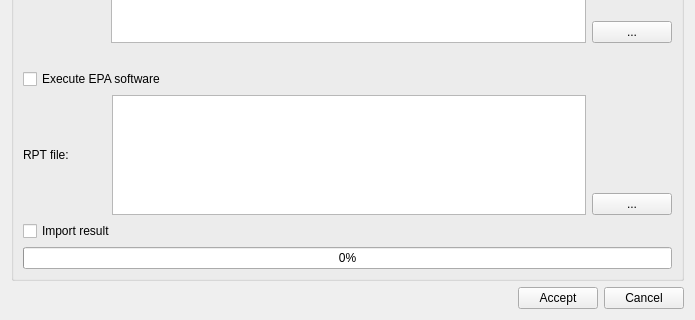
The window that ui/file_manager.ui (Giswater/giswater_qgis_plugin) describes before a commit, drawn with Qt 5; both pictures show x 0 to 695 and y 267 to 587 of the 695 by 587 pixel window.
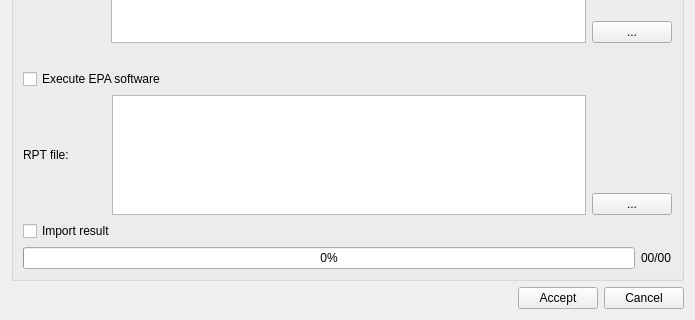
The same window after the commit.

```diff
--- a/ui/file_manager.ui
+++ b/ui/file_manager.ui
@@ -313,6 +313,8 @@
          </widget>
         </item>
         <item>
+         <layout class="QHBoxLayout" name="horizontalLayout_4">
+          <item>
          <widget class="QProgressBar" name="progressBar">
           <property name="value">
            <number>0</number>
@@ -330,6 +332,15 @@
            <enum>QProgressBar::TopToBottom</enum>
           </property>
          </widget>
+          </item>
+          <item>
+           <widget class="QLabel" name="lbl_counter">
+            <property name="text">
+             <string>00/00</string>
+            </property>
+           </widget>
+          </item>
+         </layout>
         </item>
        </layout>
       </widget>
```
Lines whose indentation alone changed are shown as unchanged.
